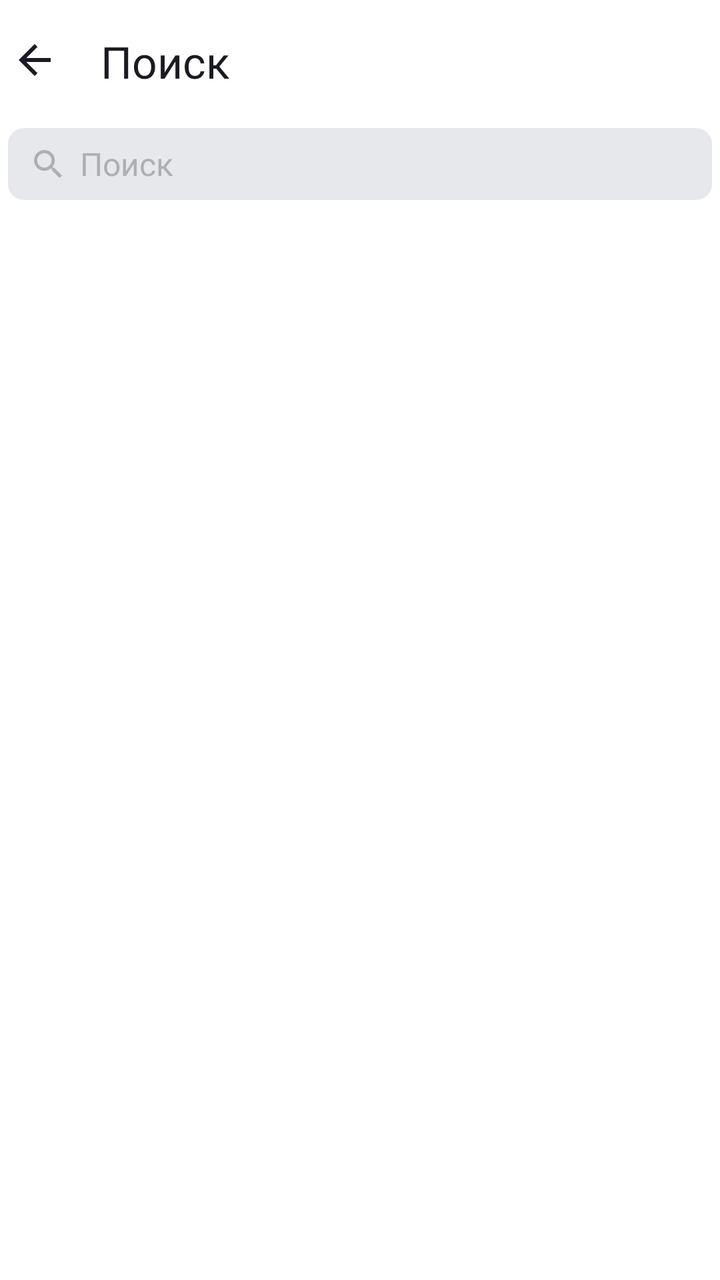
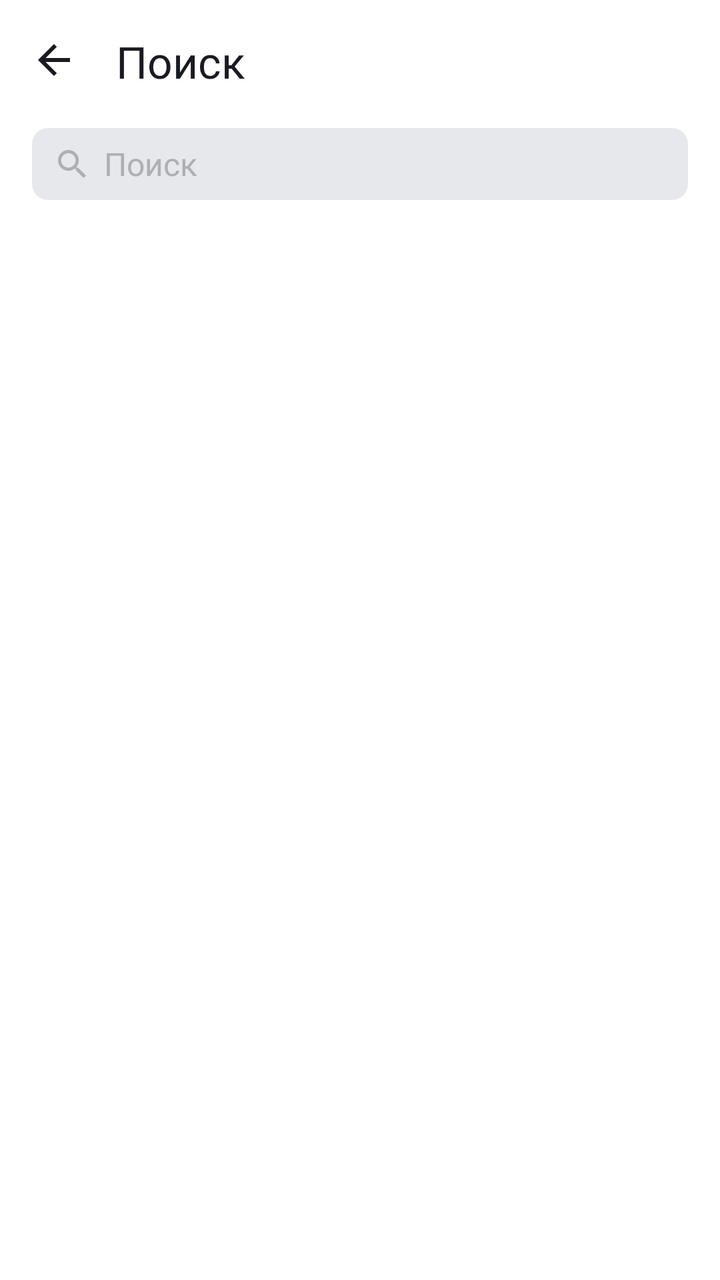

The first picture is an Android layout as it rendered before a commit; the second is the same layout after the commit. The layout source and the unified diff follow.
<!-- AndroidManifest.xml: activity theme Base.Theme.PlaylistMaker -->
<!-- res/layout/activity_search.xml -->
<?xml version="1.0" encoding="utf-8"?>
<LinearLayout xmlns:android="http://schemas.android.com/apk/res/android"
    android:layout_width="match_parent"
    android:layout_height="match_parent"
    xmlns:app="http://schemas.android.com/apk/res-auto"
    xmlns:tools="http://schemas.android.com/tools"
    android:orientation="vertical"
    android:id="@+id/search_activity"
    android:layout_marginHorizontal="12dp">

    <LinearLayout
        android:layout_width="match_parent"
        android:layout_height="56dp"
        android:orientation="horizontal"
        android:layout_marginStart="-12dp"
        android:layout_marginBottom="8dp">

        <com.google.android.material.button.MaterialButton
            android:layout_width="match_parent"
            android:layout_height="match_parent"
            android:layout_weight="5"
            android:layout_marginTop="4dp"
            android:layout_marginStart="4dp"
            android:layout_marginEnd="4dp"
            android:id="@+id/back"
            style="@style/Widget.MaterialComponents.Button.TextButton"

            app:icon="@drawable/ic_arrow_back_24"
            app:iconGravity="textStart"
            app:iconTint="?attr/colorSecondary"
            app:iconSize="@dimen/iconSize"
            android:backgroundTint="?attr/colorPrimary"
            android:contentDescription="@string/arrow"
            />

        <TextView
            android:layout_width="match_parent"
            android:layout_height="match_parent"
            android:layout_weight="1"
            android:text="@string/search"
            android:textSize="@dimen/textSize"
            android:textColor="?attr/colorSecondary"
            android:fontFamily="@font/ys_display_medium"
            android:textFontWeight="400"
            android:layout_marginTop="16dp"
            />
    </LinearLayout>

    <FrameLayout
        style="@style/FrameLayoutStyleInSettings"
        android:layout_marginHorizontal="4dp">

    <EditText
        android:id="@+id/editText"
        android:layout_width="match_parent"
        android:layout_height="36dp"
        android:hint="@string/search"
        android:textColorHint="?attr/colorOnSecondary"
        android:textSize="16sp"
        android:textColor="@color/YP_Black"
        android:fontFamily="@font/ys_display_regular"
        android:textFontWeight="500"
        android:lines="1"
        android:background="@drawable/search_background"
        android:paddingStart="12dp"
        android:paddingEnd="40dp"
        android:drawablePadding="8dp"
        android:drawableStart="@drawable/ic_magnifier_16"
        android:imeOptions="actionDone"
        android:singleLine="true"
        />

        <ImageView
            android:id="@+id/clearIcon"
            android:layout_width="wrap_content"
            android:layout_height="wrap_content"
            android:layout_gravity="end"
            android:layout_marginTop="10dp"
            android:layout_marginEnd="12dp"
            android:layout_marginBottom="10dp"
            android:src="@drawable/ic_clear_16"
            android:visibility="gone"
            />
    </FrameLayout>

    <FrameLayout
        android:layout_width="match_parent"
        android:layout_height="wrap_content">

    <androidx.recyclerview.widget.RecyclerView
        android:id="@+id/recyclerTrackView"
        android:layout_width="match_parent"
        android:layout_height="match_parent"
        android:layout_marginTop="16dp"
        app:layoutManager="androidx.recyclerview.widget.LinearLayoutManager"
        android:visibility="invisible"
        />
        
    <ProgressBar
        android:id="@+id/progressBarInSearchActivity"
        android:layout_marginTop="140dp"
        android:layout_width="44dp"
        android:layout_height="44dp"
        android:layout_gravity="center_horizontal"
        android:indeterminateTint="@color/YP_Blue_Progress_Bar"
        android:visibility="gone"
        />

   <LinearLayout
       android:id="@+id/placeholderLayoutNotFound"
       android:layout_width="match_parent"
       android:layout_height="wrap_content"
       android:orientation="vertical"
       android:paddingTop="102dp"
       android:visibility="gone">

   <ImageView
       style="@style/placeholderImgNotFound"
       android:id="@+id/placeholderNotFoundImg"
       />

   <TextView
       style="@style/placeholderText"
       android:id="@+id/placeholderNotFoundText"
       android:text="@string/not_found"
       />
   </LinearLayout>

   <LinearLayout
       android:id="@+id/placeholderNotInternet"
       android:layout_width="match_parent"
       android:layout_height="wrap_content"
       android:orientation="vertical"
       android:paddingTop="102dp"
       android:visibility="gone">

   <ImageView
       style="@style/placeholderImgNotInternet"
       android:id="@+id/placeholderImgNotInternet"
       />

   <TextView
       style="@style/placeholderText"
       android:id="@+id/placeholderNoInternetText"
       android:text="@string/not_internet"
       />

   <com.google.android.material.button.MaterialButton
        android:id="@+id/placeholderErrorButton"
        android:layout_width="wrap_content"
        android:layout_height="wrap_content"
        android:layout_gravity="center_horizontal"
        android:backgroundTint="?attr/colorSecondary"
        app:cornerRadius="54dp"
        android:text="@string/update"
        android:textSize="14sp"
        android:textColor="?attr/colorPrimary"
        android:fontFamily="@font/ys_display_medium"
        android:textFontWeight="500"
        android:textAllCaps="false"
        app:elevation="0dp"
       />
   </LinearLayout>

   <LinearLayout
       android:id="@+id/trackHistory"
       android:layout_width="match_parent"
       android:layout_height="wrap_content"
       android:layout_gravity="center_horizontal"
       android:orientation="vertical"
       android:visibility="invisible"
       android:layout_marginTop="50dp">

       <TextView
           android:id="@+id/textYouFound"
           style="@style/placeholderText"
           android:layout_width="match_parent"
           android:layout_height="wrap_content"
           android:text="@string/you_found"
           android:layout_marginHorizontal="4dp"
           android:textFontWeight="500"
           android:layout_marginBottom="20dp"
           />
       
       <androidx.recyclerview.widget.RecyclerView
           android:id="@+id/recyclerviewTrackHistory"
           android:layout_width="match_parent"
           android:layout_height="0dp"
           android:layout_weight="1"
           app:layoutManager="androidx.recyclerview.widget.LinearLayoutManager"
           />

       <com.google.android.material.button.MaterialButton
           android:id="@+id/bottomClearTrackHistory"
           android:layout_width="wrap_content"
           android:layout_height="wrap_content"
           android:layout_marginTop="24dp"
           android:layout_gravity="center_horizontal"
           android:text="@string/clear_history"
           android:textColor="?attr/colorPrimary"
           android:textSize="14sp"
           android:letterSpacing="0"
           android:textFontWeight="500"
           android:fontFamily="@font/ys_display_medium"
           android:textAllCaps="false"
           android:backgroundTint="?attr/colorSecondary"
           app:cornerRadius="54dp"
           app:elevation="0dp"
           />
   </LinearLayout>
   </FrameLayout>
</LinearLayout>
<!-- resources referenced by this layout -->
<resources>
  <color name="YP_Black">#1A1B22</color>
  <color name="YP_Blue_Progress_Bar">#3772E7</color>
  <dimen name="iconSize">24dp</dimen>
  <dimen name="textSize">22sp</dimen>
  <!-- drawable ic_arrow_back_24 (drawable) -->
  <vector xmlns:android="http://schemas.android.com/apk/res/android"
      android:width="24dp"
      android:height="24dp"
      android:viewportWidth="24"
      android:viewportHeight="24">
    <group>
      <clip-path
          android:pathData="M0,0h24v24h-24z"/>
      <path
          android:pathData="M20,11H7.83L13.42,5.41L12,4L4,12L12,20L13.41,18.59L7.83,13H20V11Z"
          android:fillColor="#1A1B22"/>
    </group>
  </vector>
  <!-- drawable ic_clear_16 (drawable) -->
  <vector xmlns:android="http://schemas.android.com/apk/res/android"
      android:width="16dp"
      android:height="16dp"
      android:viewportWidth="16"
      android:viewportHeight="16">
    <path
        android:pathData="M14,3.209L12.791,2L8,6.791L3.209,2L2,3.209L6.791,8L2,12.791L3.209,14L8,9.209L12.791,14L14,12.791L9.209,8L14,3.209Z"
        android:fillColor="?attr/colorOnSecondary"/>
  </vector>
  <!-- drawable search_background (drawable) -->
  <?xml version="1.0" encoding="utf-8"?>
  <shape xmlns:android="http://schemas.android.com/apk/res/android">
  
      <solid android:color="?attr/colorPrimaryVariant"/>
      <corners android:radius="8dp"/>
  
  </shape>
  <string name="arrow">Стрелка</string>
  <string name="clear_history">Очистить историю</string>
  <string name="not_found">Ничего не нашлось</string>
  <string name="not_internet">Проблемы со связью\n\nЗагрузка не удалась. Проверьте подключение к интернету</string>
  <string name="search">Поиск</string>
  <string name="update">Обновить</string>
  <string name="you_found">Вы искали</string>
  <style name="FrameLayoutStyleInSettings">
          <item name="android:layout_width">match_parent</item>
          <item name="android:layout_height">wrap_content</item>
          <item name="android:clickable">true</item>
          <item name="android:focusable">true</item>
          <item name="android:foreground">?selectableItemBackground</item>
      </style>
  <style name="placeholderImgNotFound">
          <item name="android:layout_width">120dp</item>
          <item name="android:layout_height">120dp</item>
          <item name="android:layout_marginBottom">16dp</item>
          <item name="android:layout_gravity">center_horizontal</item>
          <item name="android:src">@drawable/img_sad_emodji_light_120</item>
      </style>
  <style name="placeholderImgNotInternet">
          <item name="android:layout_width">120dp</item>
          <item name="android:layout_height">120dp</item>
          <item name="android:layout_marginBottom">16dp</item>
          <item name="android:layout_gravity">center_horizontal</item>
          <item name="android:src">@drawable/img_no_internet_light_120</item>
      </style>
  <style name="Base.Theme.PlaylistMaker" parent="Theme.MaterialComponents.DayNight.NoActionBar">
          
          <item name="colorPrimary">@color/YP_White</item>
          <item name="colorPrimaryVariant">@color/YP_Light_Gray</item>
          <item name="colorOnPrimary">@color/YP_Text_Gray</item>
          
          <item name="colorSecondary">@color/YP_Black</item>
          <item name="colorSecondaryVariant">@color/YP_Light_Gray</item>
          <item name="colorOnSecondary">@color/YP_Text_Gray</item>
          
          <item name="android:windowBackground">?attr/colorPrimary</item>
          <item name="colorControlActivated">@color/YP_Blue</item>
  
      </style>
  <color name="YP_White">#FFFFFFFF</color>
  <color name="YP_Light_Gray">#E6E8EB</color>
  <color name="YP_Text_Gray">#AEAFB4</color>
  <color name="YP_Blue">#3772E7</color>
  <!-- unchanged entries left out for length: 4 -->
</resources>

<!-- the commit's change to res/layout/activity_search.xml (unified diff, before → after) -->
@@ -3,26 +3,26 @@
     android:layout_width="match_parent"
     android:layout_height="match_parent"
     xmlns:app="http://schemas.android.com/apk/res-auto"
-    xmlns:tools="http://schemas.android.com/tools"
     android:orientation="vertical"
     android:id="@+id/search_activity"
-    android:layout_marginHorizontal="12dp">
+    >
 
     <LinearLayout
         android:layout_width="match_parent"
         android:layout_height="56dp"
         android:orientation="horizontal"
-        android:layout_marginStart="-12dp"
+        android:layout_marginStart="0dp"
+        android:layout_marginEnd="12dp"
         android:layout_marginBottom="8dp">
 
         <com.google.android.material.button.MaterialButton
+            android:id="@+id/backButton"
             android:layout_width="match_parent"
             android:layout_height="match_parent"
             android:layout_weight="5"
             android:layout_marginTop="4dp"
             android:layout_marginStart="4dp"
             android:layout_marginEnd="4dp"
-            android:id="@+id/back"
             style="@style/Widget.MaterialComponents.Button.TextButton"
 
             app:icon="@drawable/ic_arrow_back_24"
@@ -48,7 +48,7 @@
 
     <FrameLayout
         style="@style/FrameLayoutStyleInSettings"
-        android:layout_marginHorizontal="4dp">
+        android:layout_marginHorizontal="16dp">
 
     <EditText
         android:id="@+id/editText"
@@ -71,7 +71,7 @@
         />
 
         <ImageView
-            android:id="@+id/clearIcon"
+            android:id="@+id/buttonClear"
             android:layout_width="wrap_content"
             android:layout_height="wrap_content"
             android:layout_gravity="end"
@@ -85,10 +85,11 @@
 
     <FrameLayout
         android:layout_width="match_parent"
-        android:layout_height="wrap_content">
+        android:layout_height="wrap_content"
+        android:layout_marginHorizontal="12dp">
 
     <androidx.recyclerview.widget.RecyclerView
-        android:id="@+id/recyclerTrackView"
+        android:id="@+id/recyclerSearchTrackView"
         android:layout_width="match_parent"
         android:layout_height="match_parent"
         android:layout_marginTop="16dp"
@@ -97,7 +98,7 @@
         />
         
     <ProgressBar
-        android:id="@+id/progressBarInSearchActivity"
+        android:id="@+id/progressBar"
         android:layout_marginTop="140dp"
         android:layout_width="44dp"
         android:layout_height="44dp"
@@ -127,7 +128,7 @@
    </LinearLayout>
 
    <LinearLayout
-       android:id="@+id/placeholderNotInternet"
+       android:id="@+id/placeholderLayoutNotInternet"
        android:layout_width="match_parent"
        android:layout_height="wrap_content"
        android:orientation="vertical"
@@ -146,7 +147,7 @@
        />
 
    <com.google.android.material.button.MaterialButton
-        android:id="@+id/placeholderErrorButton"
+        android:id="@+id/updateButton"
         android:layout_width="wrap_content"
         android:layout_height="wrap_content"
         android:layout_gravity="center_horizontal"
@@ -163,7 +164,7 @@
    </LinearLayout>
 
    <LinearLayout
-       android:id="@+id/trackHistory"
+       android:id="@+id/trackHistoryLayout"
        android:layout_width="match_parent"
        android:layout_height="wrap_content"
        android:layout_gravity="center_horizontal"
@@ -183,7 +184,7 @@
            />
        
        <androidx.recyclerview.widget.RecyclerView
-           android:id="@+id/recyclerviewTrackHistory"
+           android:id="@+id/recyclerViewTrackHistory"
            android:layout_width="match_parent"
            android:layout_height="0dp"
            android:layout_weight="1"
@@ -191,7 +192,7 @@
            />
 
        <com.google.android.material.button.MaterialButton
-           android:id="@+id/bottomClearTrackHistory"
+           android:id="@+id/clearHistoryButton"
            android:layout_width="wrap_content"
            android:layout_height="wrap_content"
            android:layout_marginTop="24dp"
